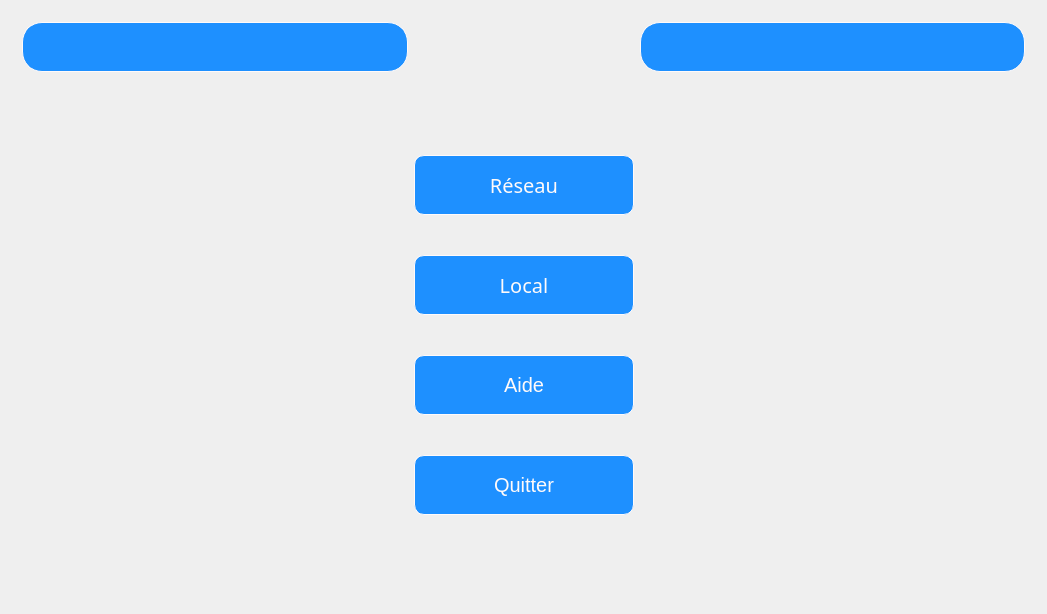
First picture: the form in ui/ui/mainwindow.ui, repository NadjibBelaribi/time-bomb-game, before the edit.
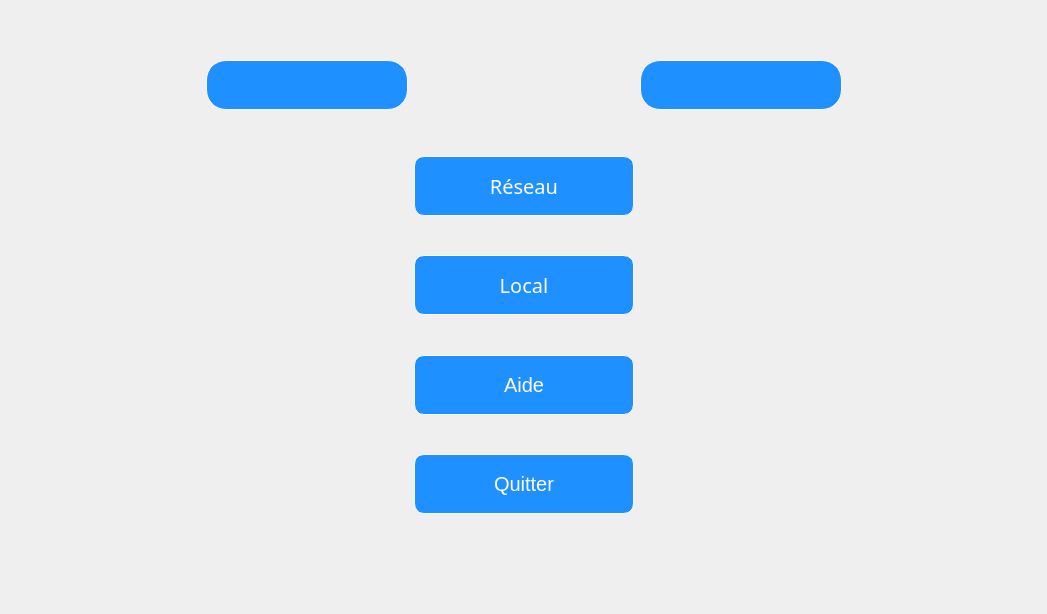
Second picture: the form after the edit. Icons and pictures are not drawn.

Commit message: arrondissez moi ces boutons

Diff of the .ui file:
```diff
--- a/ui/ui/mainwindow.ui
+++ b/ui/ui/mainwindow.ui
@@ -70,7 +70,7 @@
 }</string>
        </property>
        <layout class="QGridLayout" name="gridLayout">
-        <item row="1" column="1">
+        <item row="2" column="2">
          <layout class="QVBoxLayout" name="verticalLayout">
           <property name="spacing">
            <number>0</number>
@@ -240,6 +240,45 @@
           </item>
          </layout>
         </item>
+        <item row="0" column="3">
+         <spacer name="verticalSpacer_27">
+          <property name="orientation">
+           <enum>Qt::Vertical</enum>
+          </property>
+          <property name="sizeHint" stdset="0">
+           <size>
+            <width>20</width>
+            <height>40</height>
+           </size>
+          </property>
+         </spacer>
+        </item>
+        <item row="0" column="1">
+         <spacer name="verticalSpacer_26">
+          <property name="orientation">
+           <enum>Qt::Vertical</enum>
+          </property>
+          <property name="sizeHint" stdset="0">
+           <size>
+            <width>20</width>
+            <height>40</height>
+           </size>
+          </property>
+         </spacer>
+        </item>
+        <item row="1" column="4">
+         <spacer name="horizontalSpacer_27">
+          <property name="orientation">
+           <enum>Qt::Horizontal</enum>
+          </property>
+          <property name="sizeHint" stdset="0">
+           <size>
+            <width>40</width>
+            <height>20</height>
+           </size>
+          </property>
+         </spacer>
+        </item>
         <item row="1" column="0">
          <spacer name="horizontalSpacer">
           <property name="orientation">
@@ -253,8 +292,39 @@
           </property>
          </spacer>
         </item>
-        <item row="0" column="2">
+        <item row="1" column="1">
+         <widget class="QPushButton" name="eng_trad">
+          <property name="sizePolicy">
+           <sizepolicy hsizetype="Fixed" vsizetype="Fixed">
+            <horstretch>0</horstretch>
+            <verstretch>0</verstretch>
+           </sizepolicy>
+          </property>
+          <property name="minimumSize">
+           <size>
+            <width>100</width>
+            <height>50</height>
+           </size>
+          </property>
+          <property name="styleSheet">
+           <string notr="true">border-radius:20px;
+background-image: url(:/drapeau-anglais.png);
+background-image:no-repeat;
+border-image: url(:/drapeau-anglais.png) 0 0 0 0 stretch;</string>
+          </property>
+          <property name="text">
+           <string/>
+          </property>
+         </widget>
+        </item>
+        <item row="1" column="3">
          <widget class="QPushButton" name="fr_trad">
+          <property name="sizePolicy">
+           <sizepolicy hsizetype="Fixed" vsizetype="Fixed">
+            <horstretch>0</horstretch>
+            <verstretch>0</verstretch>
+           </sizepolicy>
+          </property>
           <property name="minimumSize">
            <size>
             <width>0</width>
@@ -272,38 +342,19 @@
           </property>
          </widget>
         </item>
-        <item row="1" column="2">
-         <spacer name="horizontalSpacer_2">
+        <item row="3" column="2">
+         <spacer name="verticalSpacer_28">
           <property name="orientation">
-           <enum>Qt::Horizontal</enum>
+           <enum>Qt::Vertical</enum>
           </property>
           <property name="sizeHint" stdset="0">
            <size>
-            <width>40</width>
-            <height>20</height>
+            <width>20</width>
+            <height>40</height>
            </size>
           </property>
          </spacer>
         </item>
-        <item row="0" column="0">
-         <widget class="QPushButton" name="eng_trad">
-          <property name="minimumSize">
-           <size>
-            <width>110</width>
-            <height>50</height>
-           </size>
-          </property>
-          <property name="styleSheet">
-           <string notr="true">border-radius:20px;
-background-image: url(:/drapeau-anglais.png);
-background-image:no-repeat;
-border-image: url(:/drapeau-anglais.png) 0 0 0 0 stretch;</string>
-          </property>
-          <property name="text">
-           <string/>
-          </property>
-         </widget>
-        </item>
        </layout>
       </widget>
       <widget class="QWidget" name="options">
```
Left out of the diff: 2 changed lines with no effect on the pictures. The commit also changes 1 other file.
